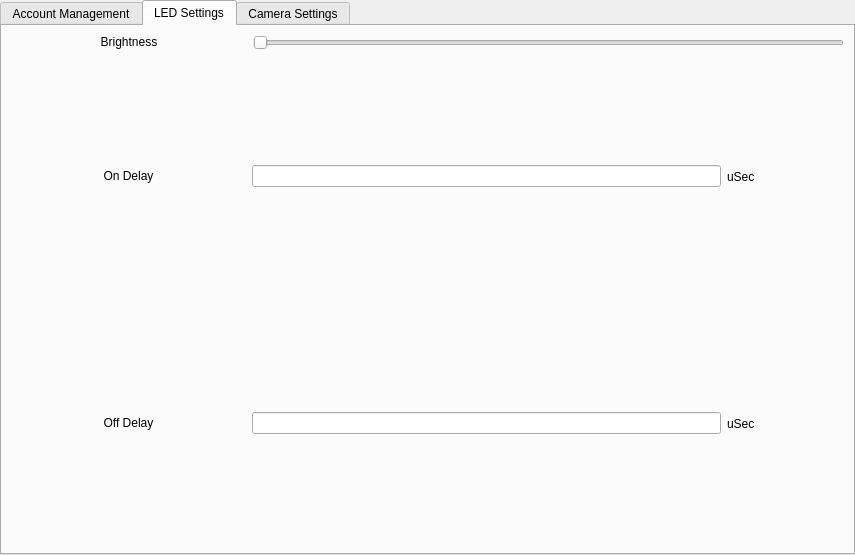
Old version of the form MobilePlatform/AdminWidget.ui in the repository shuaih7/MobilePlatform.
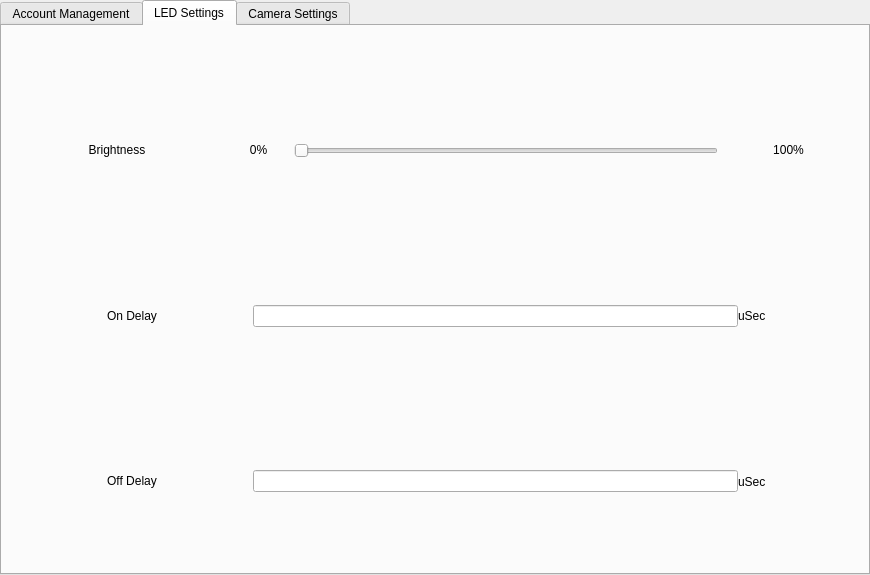
New version of the form.

Diff of the .ui file:
```diff
--- a/MobilePlatform/AdminWidget.ui
+++ b/MobilePlatform/AdminWidget.ui
@@ -6,8 +6,8 @@
    <rect>
     <x>0</x>
     <y>0</y>
-    <width>855</width>
-    <height>555</height>
+    <width>870</width>
+    <height>575</height>
    </rect>
   </property>
   <property name="minimumSize">
@@ -140,9 +140,22 @@
    </attribute>
    <layout class="QGridLayout" name="gridLayout_3">
     <item row="0" column="0">
-     <layout class="QVBoxLayout" name="verticalLayout_5">
+     <layout class="QVBoxLayout" name="verticalLayout_5" stretch="1,5,5,5">
+      <property name="spacing">
+       <number>0</number>
+      </property>
       <item>
-       <layout class="QHBoxLayout" name="horizontalLayout_4" stretch="2,5">
+       <widget class="QLabel" name="label_fill">
+        <property name="text">
+         <string/>
+        </property>
+       </widget>
+      </item>
+      <item>
+       <layout class="QHBoxLayout" name="horizontalLayout_4" stretch="3,1,6,2">
+        <property name="spacing">
+         <number>0</number>
+        </property>
         <item>
          <widget class="QLabel" name="bright_label">
           <property name="text">
@@ -150,6 +163,13 @@
           </property>
          </widget>
         </item>
+        <item>
+         <widget class="QLabel" name="label_left_slider">
+          <property name="text">
+           <string>&lt;html&gt;&lt;head/&gt;&lt;body&gt;&lt;p align=&quot;center&quot;&gt;0%&lt;/p&gt;&lt;/body&gt;&lt;/html&gt;</string>
+          </property>
+         </widget>
+        </item>
         <item>
          <widget class="QSlider" name="bright_slider">
           <property name="orientation">
@@ -157,6 +177,13 @@
           </property>
          </widget>
         </item>
+        <item>
+         <widget class="QLabel" name="label_right_slider">
+          <property name="text">
+           <string>&lt;html&gt;&lt;head/&gt;&lt;body&gt;&lt;p align=&quot;center&quot;&gt;100%&lt;/p&gt;&lt;/body&gt;&lt;/html&gt;</string>
+          </property>
+         </widget>
+        </item>
        </layout>
       </item>
       <item>
```
Left out of the diff: 13 changed lines with no effect on the pictures.
